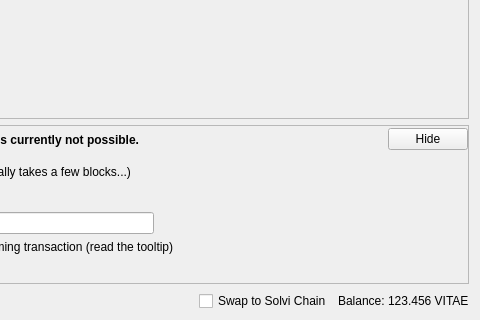
vitae-labs/Vitae, file src/qt/forms/sendcoinsdialog.ui: the form before one commit; both pictures show x 370 to 850 and y 206 to 526 of the 850 by 526 pixel window.
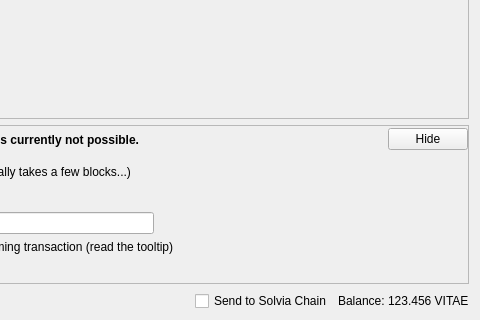
The form after the commit. Icons and pictures are not drawn. Custom widgets are drawn as their Qt base class.

```diff
--- a/src/qt/forms/sendcoinsdialog.ui
+++ b/src/qt/forms/sendcoinsdialog.ui
@@ -1187,7 +1187,7 @@
      <item>
       <widget class="QCheckBox" name="checkBoxSwap">
        <property name="text">
-        <string>Swap to Solvi Chain</string>
+        <string>Send to Solvia Chain</string>
        </property>
       </widget>
      </item>
```
